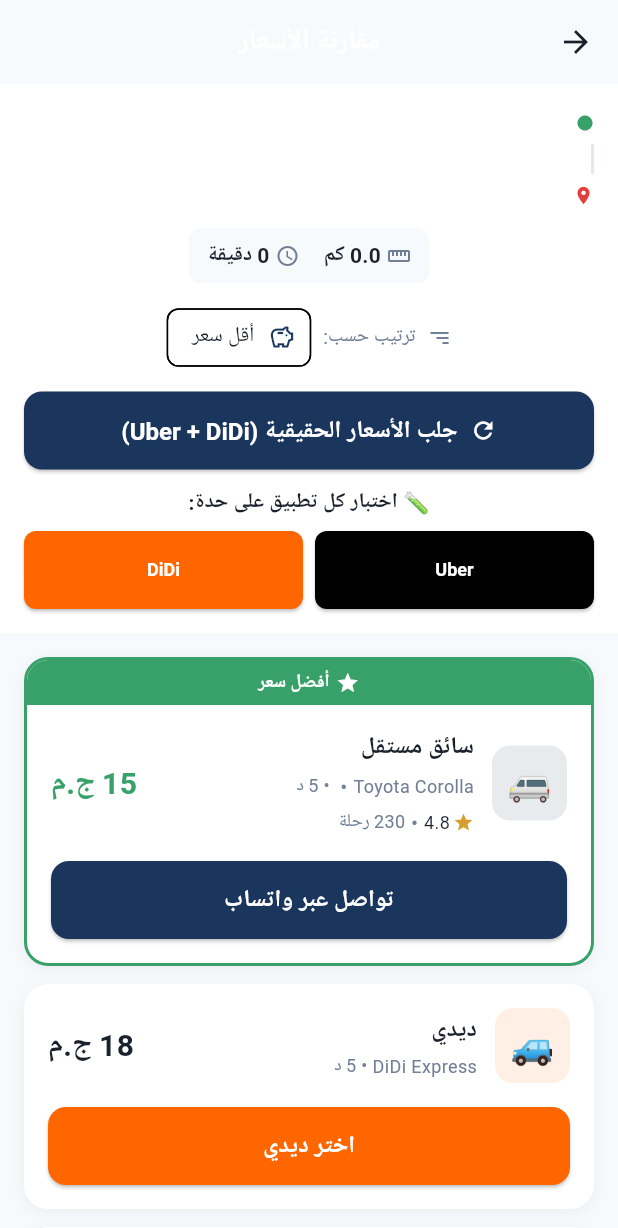
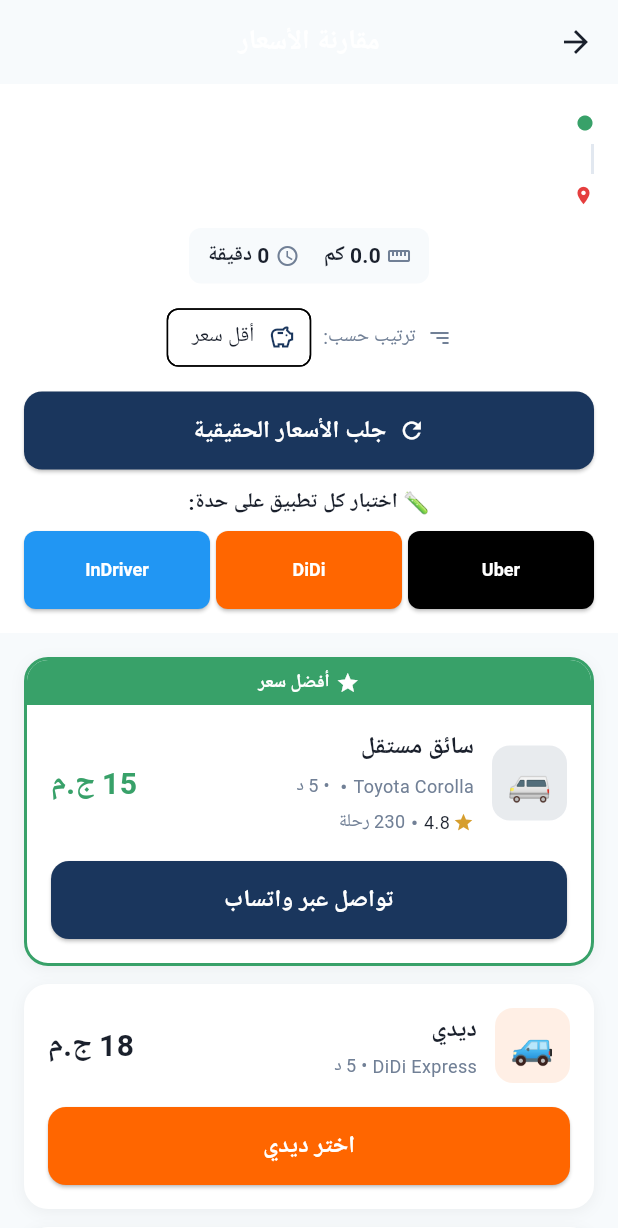
Before and after one commit to AiSchool-Admin/go-on-app, a Flutter app: the PriceComparisonScreen screen opened directly with empty values, on a phone screen of 412 x 824 dp. Shown: the top 1228 px of the screen. Run offline on Flutter 3.47's test engine with Material 3 defaults, Android fonts, the phone set to English and light mode, and no system bars; our stand-ins replace flutter_riverpod, geocoding, geolocator, go_router, google_maps_flutter, shared_preferences and 1 more; accounts and stored records are empty; network calls fail; Roboto replaces fonts that are missing (Cairo).

Commit message:
Add InDriver to working apps list
- Added InDriver to the list of working apps
- Updated UI to show Uber, DiDi, InDriver test buttons
- Simplified main button text to 'جلب الأسعار الحقيقية'

```diff
--- a/mobile/lib/features/rides/screens/price_comparison_screen.dart
+++ b/mobile/lib/features/rides/screens/price_comparison_screen.dart
@@ -167,10 +167,11 @@ class _PriceComparisonScreenState extends ConsumerState<PriceComparisonScreen> {
       return;
     }
 
-    // Apps that are working (Uber uses deep link, DiDi uses full automation)
+    // Apps that are working (Uber uses deep link, others use full automation)
     final workingApps = [
       {'package': NativeServicesManager.uberPackage, 'name': 'Uber'},
       {'package': NativeServicesManager.didiPackage, 'name': 'DiDi'},
+      {'package': NativeServicesManager.indriverPackage, 'name': 'InDriver'},
       // Bolt: add when tested
       // {'package': NativeServicesManager.boltPackage, 'name': 'Bolt'},
     ];
@@ -696,7 +697,7 @@ class _PriceComparisonScreenState extends ConsumerState<PriceComparisonScreen> {
                                 onPressed: _fetchRealPricesFromWorkingApps,
                                 icon: const Icon(Icons.refresh),
                                 label: const Text(
-                                  'جلب الأسعار الحقيقية (Uber + DiDi)',
+                                  'جلب الأسعار الحقيقية',
                                   style: TextStyle(fontWeight: FontWeight.bold),
                                 ),
                                 style: ElevatedButton.styleFrom(
@@ -721,15 +722,14 @@ class _PriceComparisonScreenState extends ConsumerState<PriceComparisonScreen> {
                                 Expanded(
                                   child: _buildTestButton('Uber', NativeServicesManager.uberPackage, Colors.black),
                                 ),
-                                const SizedBox(width: 8),
+                                const SizedBox(width: 4),
                                 Expanded(
                                   child: _buildTestButton('DiDi', NativeServicesManager.didiPackage, const Color(0xFFFF6600)),
                                 ),
-                                // Bolt - add when tested
-                                // const SizedBox(width: 8),
-                                // Expanded(
-                                //   child: _buildTestButton('Bolt', NativeServicesManager.boltPackage, const Color(0xFF34D186)),
-                                // ),
+                                const SizedBox(width: 4),
+                                Expanded(
+                                  child: _buildTestButton('InDriver', NativeServicesManager.indriverPackage, const Color(0xFF2196F3)),
+                                ),
                               ],
                             ),
                           ],
```
